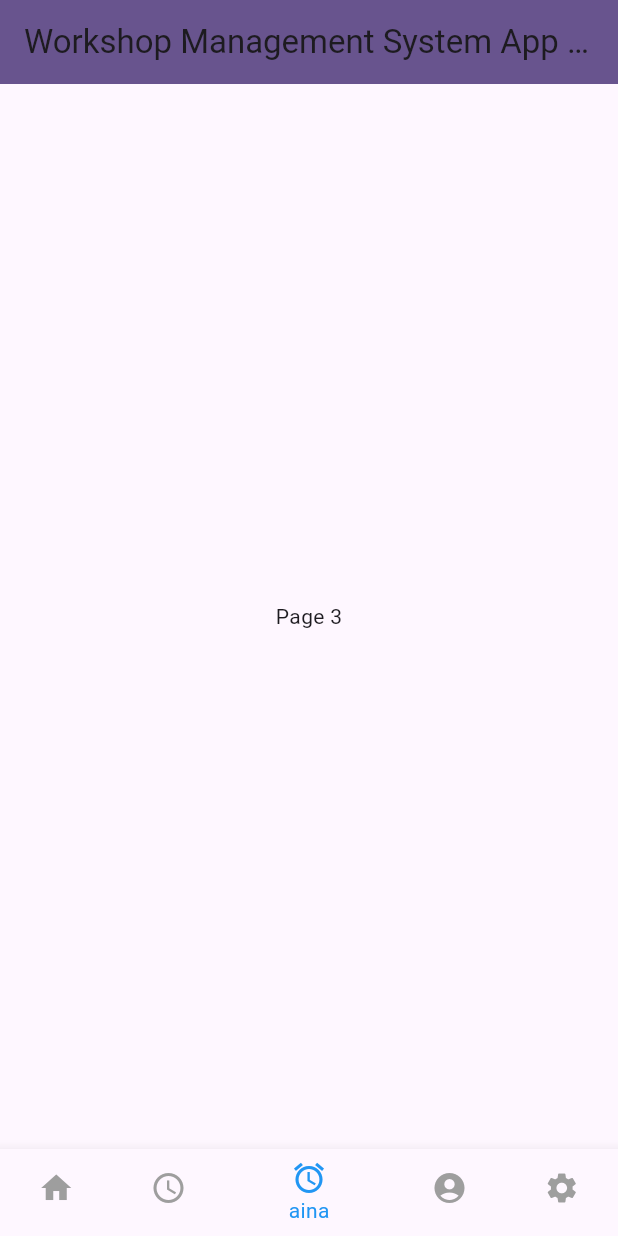
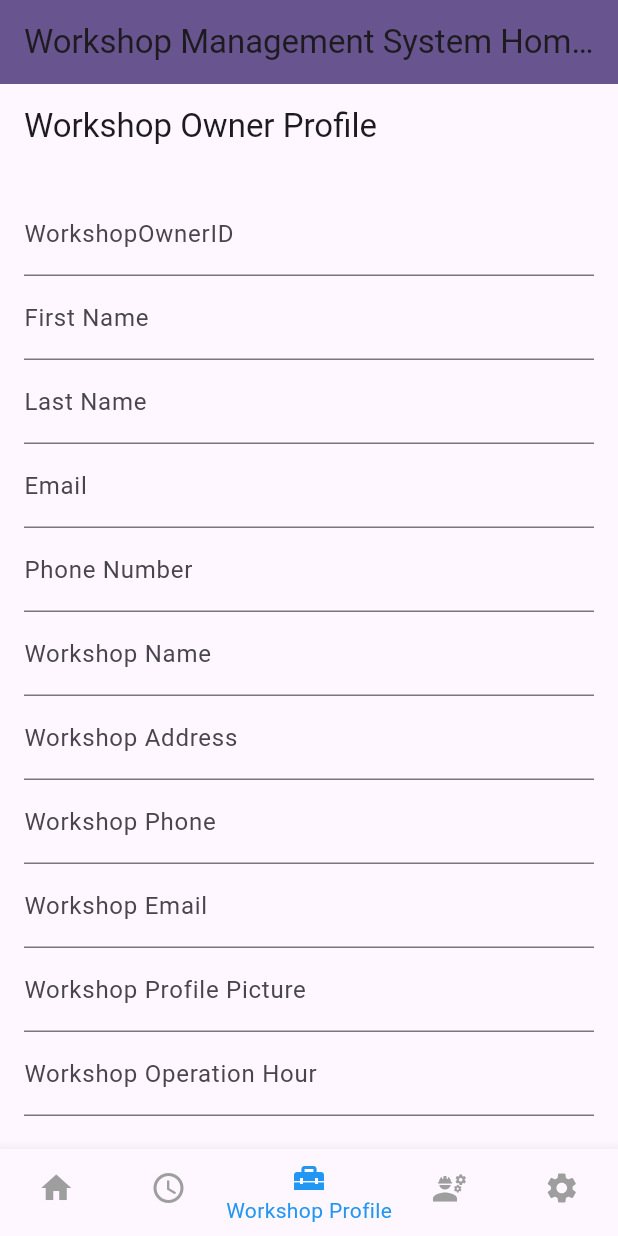
Before and after one commit to IzzatHaikal0/Workshop-Management-System-WMS-Group-7, a Flutter app: the screen it shows after launch, item 3 of the bottom bar chosen, on a phone screen of 412 x 824 dp. Run offline on Flutter 3.47's test engine with Material 3 defaults, Android fonts, the light colour scheme and no system bars.

Commit message:
Save progress before swtiching branches

```diff
--- /dev/null
+++ b/lib/Screens/Profile/workshop_owner_profile_page.dart
@@ -0,0 +1,107 @@
+import 'package:flutter/material.dart';
+
+class WorkshopOwnerProfilePage extends StatefulWidget {
+  // ignore: use_super_parameters
+  const WorkshopOwnerProfilePage({Key? key}) : super(key: key);
+
+  @override
+  // ignore: library_private_types_in_public_api
+  _WorkshopOwnerProfilePageState createState() =>
+      _WorkshopOwnerProfilePageState();
+}
+
+class _WorkshopOwnerProfilePageState extends State<WorkshopOwnerProfilePage> {
+  final _formKey = GlobalKey<FormState>();
+
+  String workshopOwnerID = '';
+  String firstName = '';
+  String lastName = '';
+  String email = '';
+  String phoneNumber = '';
+  String workshopName = '';
+  String workshopAddress = '';
+  String workshopPhone = '';
+  String workshopEmail = '';
+  String workshopProfilePicture = '';
+  String workshopOperationHour = '';
+  String workshopDetail = '';
+
+  @override
+  Widget build(BuildContext context) {
+    return Scaffold(
+      appBar: AppBar(title: const Text('Workshop Owner Profile')),
+      body: Padding(
+        padding: const EdgeInsets.all(16.0),
+        child: Form(
+          key: _formKey,
+          child: ListView(
+            children: [
+              TextFormField(
+                decoration: const InputDecoration(labelText: 'WorkshopOwnerID'),
+                onChanged: (value) => setState(() => workshopOwnerID = value),
+              ),
+              TextFormField(
+                decoration: const InputDecoration(labelText: 'First Name'),
+                onChanged: (value) => setState(() => firstName = value),
+              ),
+              TextFormField(
+                decoration: const InputDecoration(labelText: 'Last Name'),
+                onChanged: (value) => setState(() => lastName = value),
+              ),
+              TextFormField(
+                decoration: const InputDecoration(labelText: 'Email'),
+                onChanged: (value) => setState(() => email = value),
+              ),
+              TextFormField(
+                decoration: const InputDecoration(labelText: 'Phone Number'),
+                onChanged: (value) => setState(() => phoneNumber = value),
+              ),
+              TextFormField(
+                decoration: const InputDecoration(labelText: 'Workshop Name'),
+                onChanged: (value) => setState(() => workshopName = value),
+              ),
+              TextFormField(
+                decoration:
+                    const InputDecoration(labelText: 'Workshop Address'),
+                onChanged: (value) => setState(() => workshopAddress = value),
+              ),
+              TextFormField(
+                decoration: const InputDecoration(labelText: 'Workshop Phone'),
+                onChanged: (value) => setState(() => workshopPhone = value),
+              ),
+              TextFormField(
+                decoration: const InputDecoration(labelText: 'Workshop Email'),
+                onChanged: (value) => setState(() => workshopEmail = value),
+              ),
+              TextFormField(
+                decoration: const InputDecoration(
+                    labelText: 'Workshop Profile Picture'),
+                onChanged: (value) =>
+                    setState(() => workshopProfilePicture = value),
+              ),
+              TextFormField(
+                decoration:
+                    const InputDecoration(labelText: 'Workshop Operation Hour'),
+                onChanged: (value) =>
+                    setState(() => workshopOperationHour = value),
+              ),
+              TextFormField(
+                decoration: const InputDecoration(labelText: 'Workshop Detail'),
+                onChanged: (value) => setState(() => workshopDetail = value),
+              ),
+              const SizedBox(height: 20),
+              Row(
+                mainAxisAlignment: MainAxisAlignment.spaceEvenly,
+                children: [
+                  ElevatedButton(onPressed: () {}, child: const Text('Add')),
+                  ElevatedButton(onPressed: () {}, child: const Text('Edit')),
+                  ElevatedButton(onPressed: () {}, child: const Text('Delete')),
+                ],
+              ),
+            ],
+          ),
+        ),
+      ),
+    );
+  }
+}
--- a/lib/main.dart
+++ b/lib/main.dart
@@ -1,5 +1,6 @@
 import 'package:flutter/material.dart';
-import 'package:workshop_management_system/Screens/ManageForemanSchedule/ListSchedulePage.dart';
+import 'package:workshop_management_system/Screens/Profile/workshop_owner_profile_page.dart';
+import 'package:workshop_management_system/Screens/Profile/foreman_profile_page.dart';
 
 void main() {
   runApp(const MyApp());
@@ -8,31 +9,21 @@ void main() {
 class MyApp extends StatelessWidget {
   const MyApp({super.key});
 
-  // This widget is the root of your application.
   @override
   Widget build(BuildContext context) {
     return MaterialApp(
-      title: 'Workshop Management Sytstem App',
+      title: 'Workshop Management System App',
       theme: ThemeData(
         colorScheme: ColorScheme.fromSeed(seedColor: Colors.deepPurple),
         useMaterial3: true,
       ),
-      home: const MyHomePage(title: 'Workshop Management System App Home Page'),
+      home: const MyHomePage(title: 'Workshop Management System Home Page'),
     );
   }
 }
 
 class MyHomePage extends StatefulWidget {
   const MyHomePage({super.key, required this.title});
-
-  // This widget is the home page of your application. It is stateful, meaning
-  // that it has a State object (defined below) that contains fields that affect
-  // how it looks.
-
-  // This class is the configuration for the state. It holds the values (in this
-  // case the title) provided by the parent (in this case the App widget) and
-  // used by the build method of the State. Fields in a Widget subclass are
-  // always marked "final".
 
   final String title;
 
@@ -46,10 +37,10 @@ class _MyHomePageState extends State<MyHomePage> {
   //navigation pages
   final List<Widget> _pages = [
     const Center(child: Text('Home Page')), // Home page
-    const SchedulePage(), // Navigate to SchedulePage
-    const Center(child: Text('Page 3')), // Placeholder for Page 3
-    const Center(child: Text('Page 4')), // Placeholder for Page 4
-    const Center(child: Text('Page 5')), // Placeholder for Page 5
+    const Center(child: Text('Page 2')), // Navigate to SchedulePage
+    const WorkshopOwnerProfilePage(), // Navigate to Workshop Owner Profile
+    const ForemanProfilePage(), // Navigate to Foreman Profile
+    const Center(child: Text('Settings')), // Placeholder for Settings
   ];
 
   void _onItemTapped(int index) {
@@ -65,15 +56,14 @@ class _MyHomePageState extends State<MyHomePage> {
         backgroundColor: Theme.of(context).colorScheme.primary,
         title: Text(widget.title),
       ),
-      body: _pages[_selectedIndex], // Display the selected page
+      body: _pages[_selectedIndex], // Display selected page
 
       bottomNavigationBar: BottomNavigationBar(
         backgroundColor: Colors.blue,
         selectedItemColor: Colors.blue,
-        unselectedItemColor: Colors.grey, // Unselected item color
-        currentIndex:
-            _selectedIndex, // Set the current tab based on _selectedIndex
-        onTap: _onItemTapped, // Handle tab selection
+        unselectedItemColor: Colors.grey,
+        currentIndex: _selectedIndex,
+        onTap: _onItemTapped,
         items: const <BottomNavigationBarItem>[
           BottomNavigationBarItem(
             icon: Icon(Icons.home),
@@ -84,16 +74,16 @@ class _MyHomePageState extends State<MyHomePage> {
             label: 'Schedule',
           ),
           BottomNavigationBarItem(
-            icon: Icon(Icons.access_alarm),
-            label: 'aina',
+            icon: Icon(Icons.home_repair_service),
+            label: 'Workshop Profile',
           ),
           BottomNavigationBarItem(
-            icon: Icon(Icons.account_circle),
-            label: 'aimar',
+            icon: Icon(Icons.engineering),
+            label: 'Foreman Profile',
           ),
           BottomNavigationBarItem(
             icon: Icon(Icons.settings),
-            label: 'resya',
+            label: 'Settings',
           ),
         ],
       ),
```
Also changed, not shown: lib/Screens/ManageForemanSchedule/ListSchedulePage.dart (deleted, +0 -121 lines), lib/Screens/Profile/foreman_profile_page.dart (added, +90 -0 lines), lib/Screens/ManageForemanSchedule/AddSchedulePage.dart (deleted), lib/Screens/ManageForemanSchedule/EditSchedulePage.dart (deleted), lib/Screens/ManageForemanSchedule/SelectSchedulePage.dart (deleted), lib/Screens/ManageRating/EditRatingPage.dart (deleted), lib/Screens/ManageRating/ForemanPage.dart (deleted), lib/Screens/ManageRating/RatingPage.dart (deleted), lib/Screens/ManageRating/SubmitRatingPage.dart (deleted), pubspec.lock.
